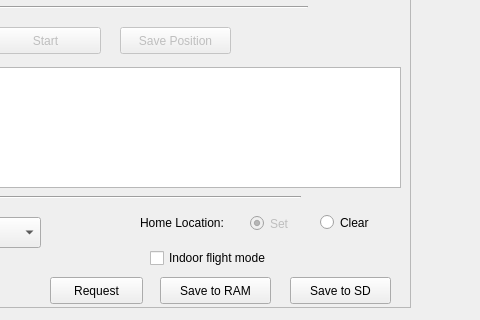
Before: the Qt Designer form ground/src/plugins/config/ahrs.ui in openpilot/OpenPilot, drawn with Qt 5; both pictures show x 240 to 720 and y 160 to 480 of the 720 by 480 pixel window.
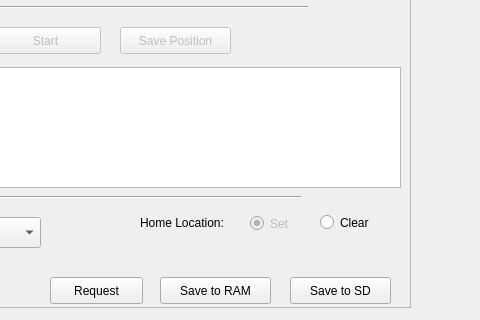
After: the same form once the commit is applied.

Commit message: AHRS: Made an object setting to allow the downsampling rate to be changed on the fly (EKF rate up to a limit).  Also, now the algorithm selects if you are indoor or outdoor as well as if you use a mag indoor (if you do set the z variance higher than it calibrates to).

What changed in the file:
```diff
--- a/ground/src/plugins/config/ahrs.ui
+++ b/ground/src/plugins/config/ahrs.ui
@@ -294,23 +294,6 @@
      <string>Save Position</string>
     </property>
    </widget>
-   <widget class="QCheckBox" name="indoorFlight">
-    <property name="geometry">
-     <rect>
-      <x>380</x>
-      <y>400</y>
-      <width>201</width>
-      <height>22</height>
-     </rect>
-    </property>
-    <property name="toolTip">
-     <string>Check this box if you are flying indoors and have no GPS fix.
-Only makes sense with the &quot;INSGPS&quot; algorithm.</string>
-    </property>
-    <property name="text">
-     <string>Indoor flight mode</string>
-    </property>
-   </widget>
    <widget class="QPushButton" name="ahrsSettingsSaveRAM">
     <property name="geometry">
      <rect>
```
The commit also changes 15 other files.
